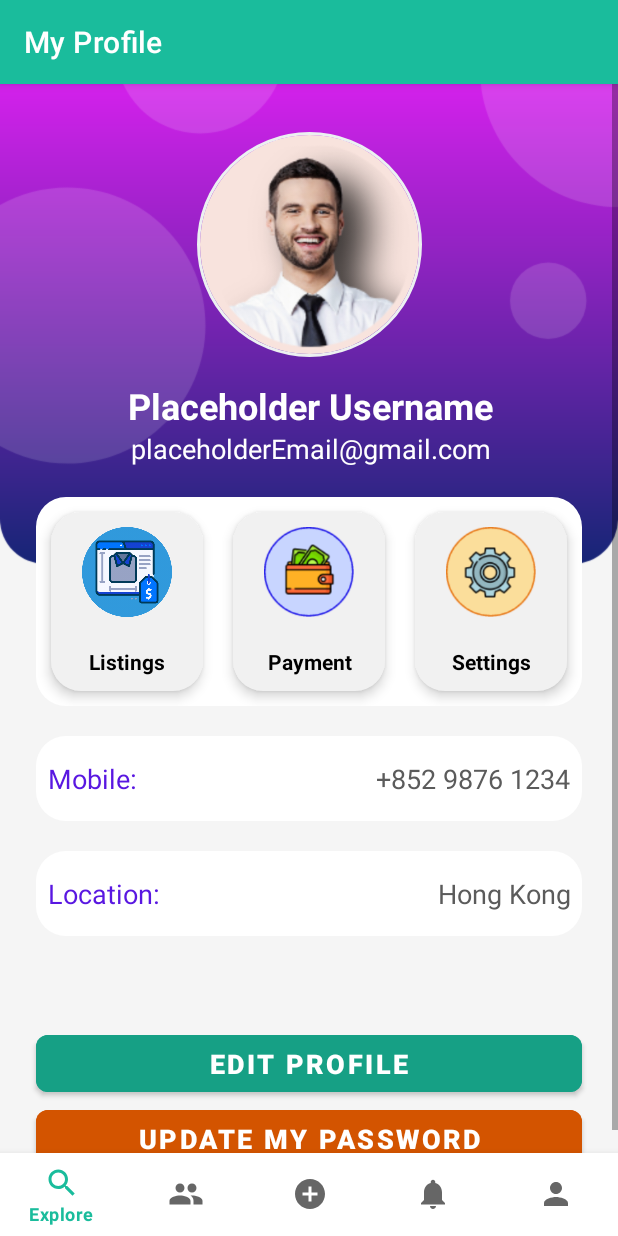
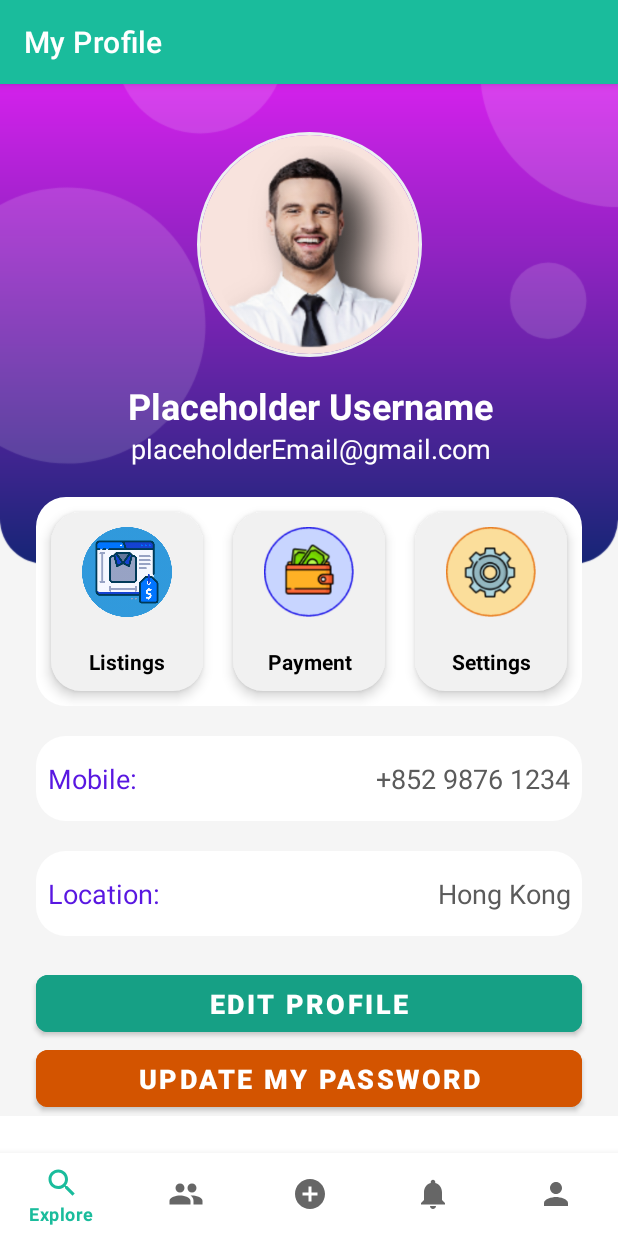
Before and after one commit to SteveDexter24/CSCI3310-Project, an Android app: the fragment MeFragment placed in its activity, on a phone screen of 412 x 824 dp. Run offline under Robolectric (Android 15) with nearby library versions, the phone set to English and light mode, and no system bars; our stand-ins replace CircleImageView, Room's generated code, navigation-ui; pictures from the network do not load; 6 statements that could not run were skipped.

Commit message:
reduce padding for nav to edit profile button

```diff
--- a/app/src/main/res/layout/fragment_me.xml
+++ b/app/src/main/res/layout/fragment_me.xml
@@ -242,7 +242,7 @@
                 android:id="@+id/goto_edit_profile"
                 android:layout_width="0dp"
                 android:layout_height="50dp"
-                android:layout_marginTop="60dp"
+                android:layout_marginTop="20dp"
                 android:backgroundTint="#16A085"
                 android:gravity="center"
                 android:text="@string/me_edit_profile_button_title"
```
